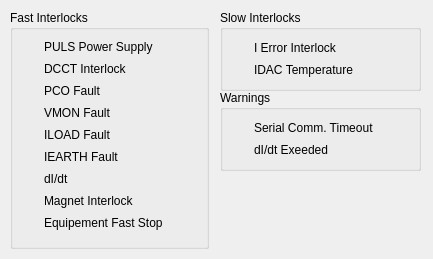
The window that src/view/dpc_faults_window.ui (skjafar/pcviewer) describes before a commit, drawn with Qt 5.
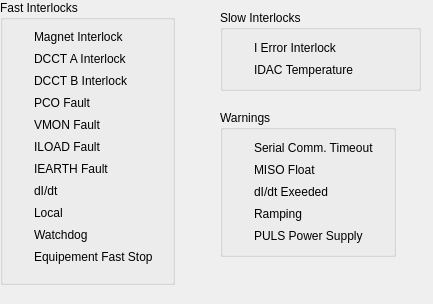
The same window after the commit. Icons and pictures are not drawn.

```diff
--- a/src/view/dpc_faults_window.ui
+++ b/src/view/dpc_faults_window.ui
@@ -7,98 +7,37 @@
     <x>0</x>
     <y>0</y>
     <width>433</width>
-    <height>259</height>
+    <height>304</height>
    </rect>
   </property>
   <property name="windowTitle">
    <string>DPC Faults</string>
   </property>
   <widget class="QGroupBox" name="groupBox">
+   <property name="enabled">
+    <bool>true</bool>
+   </property>
    <property name="geometry">
     <rect>
-     <x>10</x>
-     <y>10</y>
-     <width>199</width>
-     <height>239</height>
+     <x>0</x>
+     <y>0</y>
+     <width>175</width>
+     <height>285</height>
     </rect>
    </property>
    <property name="title">
     <string>Fast Interlocks</string>
    </property>
+   <property name="flat">
+    <bool>false</bool>
+   </property>
    <layout class="QHBoxLayout" name="horizontalLayout">
     <item>
      <layout class="QGridLayout" name="gridLayout">
-      <item row="4" column="0">
-       <widget class="QLabel" name="lblILOADInterlockLED">
-        <property name="maximumSize">
-         <size>
-          <width>16</width>
-          <height>16</height>
-         </size>
-        </property>
-        <property name="text">
-         <string/>
-        </property>
-        <property name="pixmap">
-         <pixmap resource="../resources.qrc">:/resources/images/red-off.png</pixmap>
-        </property>
-        <property name="scaledContents">
-         <bool>true</bool>
-        </property>
-       </widget>
-      </item>
-      <item row="0" column="1">
-       <widget class="QLabel" name="label_1">
-        <property name="enabled">
-         <bool>true</bool>
-        </property>
-        <property name="sizeIncrement">
-         <size>
-          <width>1</width>
-          <height>1</height>
-         </size>
-        </property>
-        <property name="text">
-         <string>PULS Power Supply</string>
-        </property>
-       </widget>
-      </item>
-      <item row="1" column="1">
-       <widget class="QLabel" name="label_2">
-        <property name="enabled">
-         <bool>true</bool>
-        </property>
-        <property name="sizeIncrement">
-         <size>
-          <width>1</width>
-          <height>1</height>
-         </size>
-        </property>
-        <property name="text">
-         <string>DCCT Interlock</string>
-        </property>
-       </widget>
-      </item>
-      <item row="7" column="0">
-       <widget class="QLabel" name="lblMAGNETInterlockLED">
-        <property name="maximumSize">
-         <size>
-          <width>16</width>
-          <height>16</height>
-         </size>
-        </property>
-        <property name="text">
-         <string/>
-        </property>
-        <property name="pixmap">
-         <pixmap resource="../resources.qrc">:/resources/images/red-off.png</pixmap>
-        </property>
-        <property name="scaledContents">
-         <bool>true</bool>
-        </property>
-       </widget>
-      </item>
-      <item row="2" column="0">
+      <property name="verticalSpacing">
+       <number>6</number>
+      </property>
+      <item row="3" column="0">
        <widget class="QLabel" name="lblPCOInterlockLED">
         <property name="maximumSize">
          <size>
@@ -117,26 +56,7 @@
         </property>
        </widget>
       </item>
-      <item row="1" column="0">
-       <widget class="QLabel" name="lblDCCTInterlockLED">
-        <property name="maximumSize">
-         <size>
-          <width>16</width>
-          <height>16</height>
-         </size>
-        </property>
-        <property name="text">
-         <string/>
-        </property>
-        <property name="pixmap">
-         <pixmap resource="../resources.qrc">:/resources/images/red-off.png</pixmap>
-        </property>
-        <property name="scaledContents">
-         <bool>true</bool>
-        </property>
-       </widget>
-      </item>
-      <item row="6" column="1">
+      <item row="7" column="1">
        <widget class="QLabel" name="label_7">
         <property name="enabled">
          <bool>true</bool>
@@ -152,26 +72,7 @@
         </property>
        </widget>
       </item>
-      <item row="8" column="0">
-       <widget class="QLabel" name="lblESTOPInterlockLED">
-        <property name="maximumSize">
-         <size>
-          <width>16</width>
-          <height>16</height>
-         </size>
-        </property>
-        <property name="text">
-         <string/>
-        </property>
-        <property name="pixmap">
-         <pixmap resource="../resources.qrc">:/resources/images/red-off.png</pixmap>
-        </property>
-        <property name="scaledContents">
-         <bool>true</bool>
-        </property>
-       </widget>
-      </item>
-      <item row="6" column="0">
+      <item row="7" column="0">
        <widget class="QLabel" name="lbldIdtInterlockLED">
         <property name="maximumSize">
          <size>
@@ -190,7 +91,7 @@
         </property>
        </widget>
       </item>
-      <item row="3" column="0">
+      <item row="4" column="0">
        <widget class="QLabel" name="lblVMONInterlockLED">
         <property name="maximumSize">
          <size>
@@ -209,23 +110,7 @@
         </property>
        </widget>
       </item>
-      <item row="7" column="1">
-       <widget class="QLabel" name="label_8">
-        <property name="enabled">
-         <bool>true</bool>
-        </property>
-        <property name="sizeIncrement">
-         <size>
-          <width>1</width>
-          <height>1</height>
-         </size>
-        </property>
-        <property name="text">
-         <string>Magnet Interlock</string>
-        </property>
-       </widget>
-      </item>
-      <item row="2" column="1">
+      <item row="3" column="1">
        <widget class="QLabel" name="label_3">
         <property name="enabled">
          <bool>true</bool>
@@ -241,7 +126,7 @@
         </property>
        </widget>
       </item>
-      <item row="5" column="0">
+      <item row="6" column="0">
        <widget class="QLabel" name="lblIEARTHInterlockLED">
         <property name="maximumSize">
          <size>
@@ -260,42 +145,7 @@
         </property>
        </widget>
       </item>
-      <item row="0" column="0">
-       <widget class="QLabel" name="lblPULSInterlockLED">
-        <property name="maximumSize">
-         <size>
-          <width>16</width>
-          <height>16</height>
-         </size>
-        </property>
-        <property name="text">
-         <string/>
-        </property>
-        <property name="pixmap">
-         <pixmap resource="../resources.qrc">:/resources/images/red-off.png</pixmap>
-        </property>
-        <property name="scaledContents">
-         <bool>true</bool>
-        </property>
-       </widget>
-      </item>
-      <item row="8" column="1">
-       <widget class="QLabel" name="label_9">
-        <property name="enabled">
-         <bool>true</bool>
-        </property>
-        <property name="sizeIncrement">
-         <size>
-          <width>1</width>
-          <height>1</height>
-         </size>
-        </property>
-        <property name="text">
-         <string>Equipement Fast Stop</string>
-        </property>
-       </widget>
-      </item>
-      <item row="5" column="1">
+      <item row="6" column="1">
        <widget class="QLabel" name="label_6">
         <property name="enabled">
          <bool>true</bool>
@@ -311,7 +161,7 @@
         </property>
        </widget>
       </item>
-      <item row="3" column="1">
+      <item row="4" column="1">
        <widget class="QLabel" name="label_4">
         <property name="enabled">
          <bool>true</bool>
@@ -327,7 +177,7 @@
         </property>
        </widget>
       </item>
-      <item row="4" column="1">
+      <item row="5" column="1">
        <widget class="QLabel" name="label_5">
         <property name="enabled">
          <bool>true</bool>
@@ -343,6 +193,235 @@
         </property>
        </widget>
       </item>
+      <item row="5" column="0">
+       <widget class="QLabel" name="lblILOADInterlockLED">
+        <property name="maximumSize">
+         <size>
+          <width>16</width>
+          <height>16</height>
+         </size>
+        </property>
+        <property name="text">
+         <string/>
+        </property>
+        <property name="pixmap">
+         <pixmap resource="../resources.qrc">:/resources/images/red-off.png</pixmap>
+        </property>
+        <property name="scaledContents">
+         <bool>true</bool>
+        </property>
+       </widget>
+      </item>
+      <item row="0" column="1">
+       <widget class="QLabel" name="label_8">
+        <property name="enabled">
+         <bool>true</bool>
+        </property>
+        <property name="sizeIncrement">
+         <size>
+          <width>1</width>
+          <height>1</height>
+         </size>
+        </property>
+        <property name="text">
+         <string>Magnet Interlock</string>
+        </property>
+       </widget>
+      </item>
+      <item row="0" column="0">
+       <widget class="QLabel" name="lblMAGNETInterlockLED">
+        <property name="maximumSize">
+         <size>
+          <width>16</width>
+          <height>16</height>
+         </size>
+        </property>
+        <property name="text">
+         <string/>
+        </property>
+        <property name="pixmap">
+         <pixmap resource="../resources.qrc">:/resources/images/red-off.png</pixmap>
+        </property>
+        <property name="scaledContents">
+         <bool>true</bool>
+        </property>
+       </widget>
+      </item>
+      <item row="1" column="1">
+       <widget class="QLabel" name="label_2">
+        <property name="enabled">
+         <bool>true</bool>
+        </property>
+        <property name="sizeIncrement">
+         <size>
+          <width>1</width>
+          <height>1</height>
+         </size>
+        </property>
+        <property name="text">
+         <string>DCCT A Interlock</string>
+        </property>
+       </widget>
+      </item>
+      <item row="1" column="0">
+       <widget class="QLabel" name="lblDCCTAInterlockLED">
+        <property name="maximumSize">
+         <size>
+          <width>16</width>
+          <height>16</height>
+         </size>
+        </property>
+        <property name="text">
+         <string/>
+        </property>
+        <property name="pixmap">
+         <pixmap resource="../resources.qrc">:/resources/images/red-off.png</pixmap>
+        </property>
+        <property name="scaledContents">
+         <bool>true</bool>
+        </property>
+       </widget>
+      </item>
+      <item row="2" column="1">
+       <widget class="QLabel" name="label_9">
+        <property name="enabled">
+         <bool>true</bool>
+        </property>
+        <property name="sizeIncrement">
+         <size>
+          <width>1</width>
+          <height>1</height>
+         </size>
+        </property>
+        <property name="text">
+         <string>DCCT B Interlock</string>
+        </property>
+       </widget>
+      </item>
+      <item row="2" column="0">
+       <widget class="QLabel" name="lblDCCTBInterlockLED">
+        <property name="maximumSize">
+         <size>
+          <width>16</width>
+          <height>16</height>
+         </size>
+        </property>
+        <property name="text">
+         <string/>
+        </property>
+        <property name="pixmap">
+         <pixmap resource="../resources.qrc">:/resources/images/red-off.png</pixmap>
+        </property>
+        <property name="scaledContents">
+         <bool>true</bool>
+        </property>
+       </widget>
+      </item>
+      <item row="8" column="1">
+       <widget class="QLabel" name="label_14">
+        <property name="enabled">
+         <bool>true</bool>
+        </property>
+        <property name="sizeIncrement">
+         <size>
+          <width>1</width>
+          <height>1</height>
+         </size>
+        </property>
+        <property name="text">
+         <string>Local</string>
+        </property>
+       </widget>
+      </item>
+      <item row="8" column="0">
+       <widget class="QLabel" name="lblLOCALInterlockLED">
+        <property name="maximumSize">
+         <size>
+          <width>16</width>
+          <height>16</height>
+         </size>
+        </property>
+        <property name="text">
+         <string/>
+        </property>
+        <property name="pixmap">
+         <pixmap resource="../resources.qrc">:/resources/images/red-off.png</pixmap>
+        </property>
+        <property name="scaledContents">
+         <bool>true</bool>
+        </property>
+       </widget>
+      </item>
+      <item row="9" column="1">
+       <widget class="QLabel" name="label_15">
+        <property name="enabled">
+         <bool>true</bool>
+        </property>
+        <property name="sizeIncrement">
+         <size>
+          <width>1</width>
+          <height>1</height>
+         </size>
+        </property>
+        <property name="text">
+         <string>Watchdog</string>
+        </property>
+       </widget>
+      </item>
+      <item row="9" column="0">
+       <widget class="QLabel" name="lblWATCHDOGInterlockLED">
+        <property name="maximumSize">
+         <size>
+          <width>16</width>
+          <height>16</height>
+         </size>
+        </property>
+        <property name="text">
+         <string/>
+        </property>
+        <property name="pixmap">
+         <pixmap resource="../resources.qrc">:/resources/images/red-off.png</pixmap>
+        </property>
+        <property name="scaledContents">
+         <bool>true</bool>
+        </property>
+       </widget>
+      </item>
+      <item row="10" column="1">
+       <widget class="QLabel" name="label_16">
+        <property name="enabled">
+         <bool>true</bool>
+        </property>
+        <property name="sizeIncrement">
+         <size>
+          <width>1</width>
+          <height>1</height>
+         </size>
+        </property>
+        <property name="text">
+         <string>Equipement Fast Stop</string>
+        </property>
+       </widget>
+      </item>
+      <item row="10" column="0">
+       <widget class="QLabel" name="lblESTOPInterlockLED">
+        <property name="maximumSize">
+         <size>
+          <width>16</width>
+          <height>16</height>
+         </size>
+        </property>
+        <property name="text">
+         <string/>
+        </property>
+        <property name="pixmap">
+         <pixmap resource="../resources.qrc">:/resources/images/red-off.png</pixmap>
+        </property>
+        <property name="scaledContents">
+         <bool>true</bool>
+        </property>
+       </widget>
+      </item>
      </layout>
     </item>
    </layout>
@@ -440,9 +519,9 @@
    <property name="geometry">
     <rect>
      <x>220</x>
-     <y>90</y>
-     <width>201</width>
-     <height>81</height>
+     <y>110</y>
+     <width>176</width>
+     <height>147</height>
     </rect>
    </property>
    <property name="title">
@@ -451,6 +530,60 @@
    <layout class="QVBoxLayout" name="verticalLayout_2">
     <item>
      <layout class="QGridLayout" name="gridLayout_3">
+      <item row="2" column="0">
+       <widget class="QLabel" name="lbldIdtWarningLED">
+        <property name="maximumSize">
+         <size>
+          <width>16</width>
+          <height>16</height>
+         </size>
+        </property>
+        <property name="text">
+         <string/>
+        </property>
+        <property name="pixmap">
+         <pixmap resource="../resources.qrc">:/resources/images/red-off.png</pixmap>
+        </property>
+        <property name="scaledContents">
+         <bool>true</bool>
+        </property>
+       </widget>
+      </item>
+      <item row="1" column="0">
+       <widget class="QLabel" name="lblMISOFLOATWarningLED">
+        <property name="maximumSize">
+         <size>
+          <width>16</width>
+          <height>16</height>
+         </size>
+        </property>
+        <property name="text">
+         <string/>
+        </property>
+        <property name="pixmap">
+         <pixmap resource="../resources.qrc">:/resources/images/red-off.png</pixmap>
+        </property>
+        <property name="scaledContents">
+         <bool>true</bool>
+        </property>
+       </widget>
+      </item>
+      <item row="2" column="1">
+       <widget class="QLabel" name="label_13">
+        <property name="enabled">
+         <bool>true</bool>
+        </property>
+        <property name="sizeIncrement">
+         <size>
+          <width>1</width>
+          <height>1</height>
+         </size>
+        </property>
+        <property name="text">
+         <string>dI/dt Exeeded</string>
+        </property>
+       </widget>
+      </item>
       <item row="0" column="0">
        <widget class="QLabel" name="lblTTYTimeOutWarningLED">
         <property name="maximumSize">
@@ -487,7 +620,7 @@
        </widget>
       </item>
       <item row="1" column="1">
-       <widget class="QLabel" name="label_13">
+       <widget class="QLabel" name="label_17">
         <property name="enabled">
          <bool>true</bool>
         </property>
@@ -498,12 +631,63 @@
          </size>
         </property>
         <property name="text">
-         <string>dI/dt Exeeded</string>
+         <string>MISO Float</string>
         </property>
        </widget>
       </item>
-      <item row="1" column="0">
-       <widget class="QLabel" name="lbldIdtWarningLED">
+      <item row="3" column="0">
+       <widget class="QLabel" name="lblRAMPWarningLED">
+        <property name="maximumSize">
+         <size>
+          <width>16</width>
+          <height>16</height>
+         </size>
+        </property>
+        <property name="text">
+         <string/>
+        </property>
+        <property name="pixmap">
+         <pixmap resource="../resources.qrc">:/resources/images/red-off.png</pixmap>
+        </property>
+        <property name="scaledContents">
+         <bool>true</bool>
+        </property>
+       </widget>
+      </item>
+      <item row="3" column="1">
+       <widget class="QLabel" name="label_18">
+        <property name="enabled">
+         <bool>true</bool>
+        </property>
+        <property name="sizeIncrement">
+         <size>
+          <width>1</width>
+          <height>1</height>
+         </size>
+        </property>
+        <property name="text">
+         <string>Ramping</string>
+        </property>
+       </widget>
+      </item>
+      <item row="4" column="1">
+       <widget class="QLabel" name="label_1">
+        <property name="enabled">
+         <bool>true</bool>
+        </property>
+        <property name="sizeIncrement">
+         <size>
+          <width>1</width>
+          <height>1</height>
+         </size>
+        </property>
+        <property name="text">
+         <string>PULS Power Supply</string>
+        </property>
+       </widget>
+      </item>
+      <item row="4" column="0">
+       <widget class="QLabel" name="lblPULSWarningLED">
         <property name="maximumSize">
          <size>
           <width>16</width>
```
